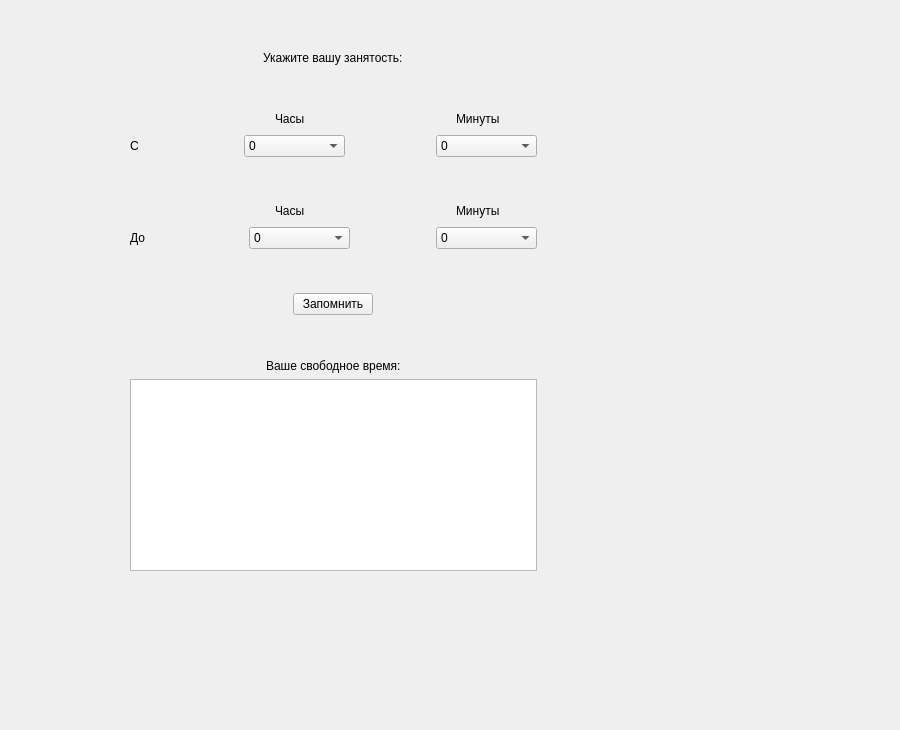
This is keknaizer.ui in moevm/gui-1h2017-05 as Qt 5 draws it before an edit. The edited form follows.
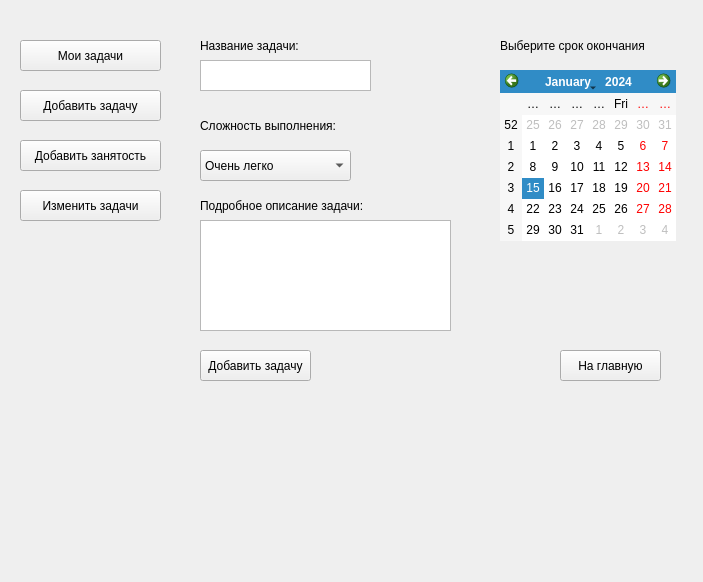
This is the edited form.

The edit to the form file:
```diff
--- a/keknaizer.ui
+++ b/keknaizer.ui
@@ -6,23 +6,277 @@
    <rect>
     <x>0</x>
     <y>0</y>
-    <width>900</width>
-    <height>730</height>
+    <width>703</width>
+    <height>582</height>
    </rect>
   </property>
   <property name="windowTitle">
    <string>keknaizer</string>
   </property>
+  <property name="styleSheet">
+   <string notr="true">rgb (252, 175, 62)</string>
+  </property>
+  <widget class="QStackedWidget" name="stackedWidget">
+   <property name="geometry">
+    <rect>
+     <x>170</x>
+     <y>0</y>
+     <width>591</width>
+     <height>551</height>
+    </rect>
+   </property>
+   <property name="currentIndex">
+    <number>1</number>
+   </property>
+   <widget class="QWidget" name="page">
+    <widget class="QLabel" name="label_12">
+     <property name="geometry">
+      <rect>
+       <x>220</x>
+       <y>160</y>
+       <width>149</width>
+       <height>17</height>
+      </rect>
+     </property>
+     <property name="sizePolicy">
+      <sizepolicy hsizetype="Fixed" vsizetype="Preferred">
+       <horstretch>0</horstretch>
+       <verstretch>0</verstretch>
+      </sizepolicy>
+     </property>
+     <property name="minimumSize">
+      <size>
+       <width>70</width>
+       <height>0</height>
+      </size>
+     </property>
+     <property name="text">
+      <string>Помыть соседа</string>
+     </property>
+    </widget>
+    <widget class="QPushButton" name="pushButton_6">
+     <property name="geometry">
+      <rect>
+       <x>340</x>
+       <y>260</y>
+       <width>151</width>
+       <height>31</height>
+      </rect>
+     </property>
+     <property name="text">
+      <string>Добавить новую задачу</string>
+     </property>
+    </widget>
+    <widget class="QProgressBar" name="progressBar">
+     <property name="geometry">
+      <rect>
+       <x>30</x>
+       <y>200</y>
+       <width>491</width>
+       <height>41</height>
+      </rect>
+     </property>
+     <property name="value">
+      <number>24</number>
+     </property>
+    </widget>
+    <widget class="QLabel" name="label_11">
+     <property name="geometry">
+      <rect>
+       <x>200</x>
+       <y>20</y>
+       <width>149</width>
+       <height>17</height>
+      </rect>
+     </property>
+     <property name="sizePolicy">
+      <sizepolicy hsizetype="Fixed" vsizetype="Preferred">
+       <horstretch>0</horstretch>
+       <verstretch>0</verstretch>
+      </sizepolicy>
+     </property>
+     <property name="minimumSize">
+      <size>
+       <width>70</width>
+       <height>0</height>
+      </size>
+     </property>
+     <property name="text">
+      <string>Мои    задачи</string>
+     </property>
+    </widget>
+   </widget>
+   <widget class="QWidget" name="page_2">
+    <widget class="QLabel" name="label">
+     <property name="geometry">
+      <rect>
+       <x>330</x>
+       <y>30</y>
+       <width>171</width>
+       <height>31</height>
+      </rect>
+     </property>
+     <property name="text">
+      <string>Выберите срок окончания</string>
+     </property>
+    </widget>
+    <widget class="QLabel" name="label_2">
+     <property name="geometry">
+      <rect>
+       <x>30</x>
+       <y>30</y>
+       <width>171</width>
+       <height>31</height>
+      </rect>
+     </property>
+     <property name="text">
+      <string>Название задачи:</string>
+     </property>
+    </widget>
+    <widget class="QLabel" name="label_21">
+     <property name="geometry">
+      <rect>
+       <x>30</x>
+       <y>110</y>
+       <width>171</width>
+       <height>31</height>
+      </rect>
+     </property>
+     <property name="text">
+      <string>Сложность выполнения:</string>
+     </property>
+    </widget>
+    <widget class="QComboBox" name="comboBox_9">
+     <property name="geometry">
+      <rect>
+       <x>30</x>
+       <y>150</y>
+       <width>151</width>
+       <height>31</height>
+      </rect>
+     </property>
+     <item>
+      <property name="text">
+       <string>Очень легко</string>
+      </property>
+     </item>
+     <item>
+      <property name="text">
+       <string>Легко</string>
+      </property>
+     </item>
+     <item>
+      <property name="text">
+       <string>Не очень легко</string>
+      </property>
+     </item>
+     <item>
+      <property name="text">
+       <string>Не очень..</string>
+      </property>
+     </item>
+     <item>
+      <property name="text">
+       <string>Сложно</string>
+      </property>
+     </item>
+     <item>
+      <property name="text">
+       <string>Очень сложно</string>
+      </property>
+     </item>
+     <item>
+      <property name="text">
+       <string>O_O</string>
+      </property>
+     </item>
+     <item>
+      <property name="text">
+       <string>GODMODE</string>
+      </property>
+     </item>
+    </widget>
+    <widget class="QLabel" name="label_22">
+     <property name="geometry">
+      <rect>
+       <x>30</x>
+       <y>190</y>
+       <width>181</width>
+       <height>31</height>
+      </rect>
+     </property>
+     <property name="text">
+      <string>Подробное описание задачи:</string>
+     </property>
+    </widget>
+    <widget class="QCalendarWidget" name="calendarWidget">
+     <property name="geometry">
+      <rect>
+       <x>330</x>
+       <y>70</y>
+       <width>176</width>
+       <height>171</height>
+      </rect>
+     </property>
+    </widget>
+    <widget class="QPushButton" name="pushButton_8">
+     <property name="geometry">
+      <rect>
+       <x>30</x>
+       <y>350</y>
+       <width>111</width>
+       <height>31</height>
+      </rect>
+     </property>
+     <property name="text">
+      <string>Добавить задачу</string>
+     </property>
+    </widget>
+    <widget class="QPushButton" name="pushButton_9">
+     <property name="geometry">
+      <rect>
+       <x>390</x>
+       <y>350</y>
+       <width>101</width>
+       <height>31</height>
+      </rect>
+     </property>
+     <property name="text">
+      <string>На главную</string>
+     </property>
+    </widget>
+    <widget class="QPlainTextEdit" name="plainTextEdit_3">
+     <property name="geometry">
+      <rect>
+       <x>30</x>
+       <y>220</y>
+       <width>251</width>
+       <height>111</height>
+      </rect>
+     </property>
+    </widget>
+    <widget class="QPlainTextEdit" name="plainTextEdit_4">
+     <property name="geometry">
+      <rect>
+       <x>30</x>
+       <y>60</y>
+       <width>171</width>
+       <height>31</height>
+      </rect>
+     </property>
+    </widget>
+   </widget>
+   <widget class="QWidget" name="page_3">
   <widget class="QWidget" name="layoutWidget">
    <property name="geometry">
     <rect>
-     <x>130</x>
-     <y>40</y>
+       <x>50</x>
+       <y>20</y>
      <width>418</width>
      <height>534</height>
     </rect>
    </property>
-   <layout class="QVBoxLayout" name="verticalLayout_2" stretch="0,0,0,0,0,0,0,0,0,0,0,0">
+     <layout class="QVBoxLayout" name="verticalLayout_3" stretch="0,0,0,0,0,0,0,0,0,0,0,0,0,0,0">
     <property name="leftMargin">
      <number>0</number>
     </property>
@@ -70,7 +324,7 @@
         </property>
         <property name="sizeHint" stdset="0">
          <size>
-          <width>145</width>
+            <width>76</width>
           <height>20</height>
          </size>
         </property>
@@ -96,7 +350,7 @@
         </property>
         <property name="sizeHint" stdset="0">
          <size>
-          <width>145</width>
+            <width>79</width>
           <height>20</height>
          </size>
         </property>
@@ -131,9 +385,22 @@
      </layout>
     </item>
     <item>
-     <layout class="QHBoxLayout" name="horizontalLayout_3">
+       <spacer name="verticalSpacer_9">
+        <property name="orientation">
+         <enum>Qt::Vertical</enum>
+        </property>
+        <property name="sizeHint" stdset="0">
+         <size>
+          <width>20</width>
+          <height>17</height>
+         </size>
+        </property>
+       </spacer>
+      </item>
       <item>
-       <widget class="QLabel" name="label_6">
+       <layout class="QHBoxLayout" name="horizontalLayout_7">
+        <item>
+         <widget class="QLabel" name="label_16">
         <property name="minimumSize">
          <size>
           <width>20</width>
@@ -146,7 +413,7 @@
        </widget>
       </item>
       <item>
-       <spacer name="horizontalSpacer_3">
+         <spacer name="horizontalSpacer_14">
         <property name="orientation">
          <enum>Qt::Horizontal</enum>
         </property>
@@ -159,13 +426,18 @@
        </spacer>
       </item>
       <item>
-       <widget class="QComboBox" name="comboBox">
+         <widget class="QComboBox" name="comboBox_4">
         <property name="minimumSize">
          <size>
           <width>101</width>
           <height>0</height>
          </size>
         </property>
+          <property name="styleSheet">
+           <string notr="true">QComboBox {
+background-color:rgb(173, 127, 168);
+}</string>
+          </property>
         <property name="maxCount">
          <number>23</number>
         </property>
@@ -287,7 +559,7 @@
        </widget>
       </item>
       <item>
-       <spacer name="horizontalSpacer_4">
+         <spacer name="horizontalSpacer_15">
         <property name="orientation">
          <enum>Qt::Horizontal</enum>
         </property>
@@ -300,7 +572,7 @@
        </spacer>
       </item>
       <item>
-       <widget class="QComboBox" name="comboBox_2">
+         <widget class="QComboBox" name="comboBox_6">
         <property name="minimumSize">
          <size>
           <width>101</width>
@@ -631,7 +903,7 @@
         </property>
         <property name="sizeHint" stdset="0">
          <size>
-          <width>145</width>
+            <width>76</width>
           <height>20</height>
          </size>
         </property>
@@ -657,7 +929,7 @@
         </property>
         <property name="sizeHint" stdset="0">
          <size>
-          <width>145</width>
+            <width>79</width>
           <height>20</height>
          </size>
         </property>
@@ -692,12 +964,25 @@
      </layout>
     </item>
     <item>
-     <layout class="QHBoxLayout" name="horizontalLayout">
+       <spacer name="verticalSpacer_11">
+        <property name="orientation">
+         <enum>Qt::Vertical</enum>
+        </property>
+        <property name="sizeHint" stdset="0">
+         <size>
+          <width>20</width>
+          <height>17</height>
+         </size>
+        </property>
+       </spacer>
+      </item>
+      <item>
+       <layout class="QHBoxLayout" name="horizontalLayout_2">
       <property name="sizeConstraint">
        <enum>QLayout::SetDefaultConstraint</enum>
       </property>
       <item>
-       <widget class="QLabel" name="label_7">
+         <widget class="QLabel" name="label_19">
         <property name="sizePolicy">
          <sizepolicy hsizetype="Expanding" vsizetype="Preferred">
           <horstretch>0</horstretch>
@@ -716,7 +1001,7 @@
        </widget>
       </item>
       <item>
-       <spacer name="horizontalSpacer">
+         <spacer name="horizontalSpacer_19">
         <property name="orientation">
          <enum>Qt::Horizontal</enum>
         </property>
@@ -729,7 +1014,7 @@
        </spacer>
       </item>
       <item>
-       <widget class="QComboBox" name="comboBox_3">
+         <widget class="QComboBox" name="comboBox_7">
         <property name="minimumSize">
          <size>
           <width>101</width>
@@ -857,7 +1142,7 @@
        </widget>
       </item>
       <item>
-       <spacer name="horizontalSpacer_2">
+         <spacer name="horizontalSpacer_20">
         <property name="orientation">
          <enum>Qt::Horizontal</enum>
         </property>
@@ -870,7 +1155,7 @@
        </spacer>
       </item>
       <item>
-       <widget class="QComboBox" name="comboBox_5">
+         <widget class="QComboBox" name="comboBox_8">
         <property name="minimumSize">
          <size>
           <width>101</width>
@@ -1192,10 +1477,10 @@
       </property>
      </spacer>
     </item>
-    <item alignment="Qt::AlignHCenter">
-     <widget class="QPushButton" name="pushButton">
+      <item>
+       <widget class="QPushButton" name="pushButton_7">
       <property name="sizePolicy">
-       <sizepolicy hsizetype="Minimum" vsizetype="Minimum">
+         <sizepolicy hsizetype="Fixed" vsizetype="Fixed">
         <horstretch>0</horstretch>
         <verstretch>0</verstretch>
        </sizepolicy>
@@ -1224,17 +1509,85 @@
       </property>
      </spacer>
     </item>
-    <item alignment="Qt::AlignHCenter">
-     <widget class="QLabel" name="label_8">
+      <item>
+       <widget class="QLabel" name="label_20">
       <property name="text">
        <string>Ваше свободное время:</string>
       </property>
      </widget>
     </item>
     <item>
-     <widget class="QPlainTextEdit" name="plainTextEdit"/>
-    </item>
-   </layout>
+       <spacer name="verticalSpacer_14">
+        <property name="orientation">
+         <enum>Qt::Vertical</enum>
+        </property>
+        <property name="sizeHint" stdset="0">
+         <size>
+          <width>20</width>
+          <height>17</height>
+         </size>
+        </property>
+       </spacer>
+      </item>
+      <item>
+       <widget class="QPlainTextEdit" name="plainTextEdit_2"/>
+      </item>
+     </layout>
+    </widget>
+   </widget>
+   <widget class="QWidget" name="page_4"/>
+  </widget>
+  <widget class="QPushButton" name="pushButton_2">
+   <property name="geometry">
+    <rect>
+     <x>20</x>
+     <y>40</y>
+     <width>141</width>
+     <height>31</height>
+    </rect>
+   </property>
+   <property name="text">
+    <string>Мои задачи</string>
+   </property>
+  </widget>
+  <widget class="QPushButton" name="pushButton_3">
+   <property name="geometry">
+    <rect>
+     <x>20</x>
+     <y>90</y>
+     <width>141</width>
+     <height>31</height>
+    </rect>
+   </property>
+   <property name="text">
+    <string>Добавить задачу</string>
+   </property>
+  </widget>
+  <widget class="QPushButton" name="pushButton_4">
+   <property name="geometry">
+    <rect>
+     <x>20</x>
+     <y>140</y>
+     <width>141</width>
+     <height>31</height>
+    </rect>
+   </property>
+   <property name="text">
+    <string>Добавить занятость</string>
+   </property>
+  </widget>
+  <widget class="QPushButton" name="pushButton_5">
+   <property name="geometry">
+    <rect>
+     <x>20</x>
+     <y>190</y>
+     <width>141</width>
+     <height>31</height>
+    </rect>
+   </property>
+   <property name="text">
+    <string>Изменить задачи</string>
+   </property>
   </widget>
  </widget>
  <layoutdefault spacing="6" margin="11"/>
```
Left out of the diff: 117 changed lines with no effect on the pictures. Lines whose indentation alone changed are shown as unchanged.
